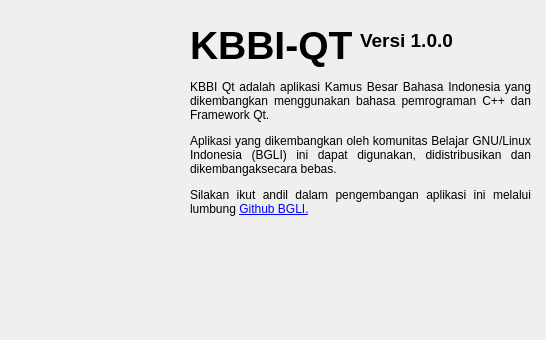
Above: src/mydialog.ui from bgli/kbbi-qt before the change. Below: the same form after it.
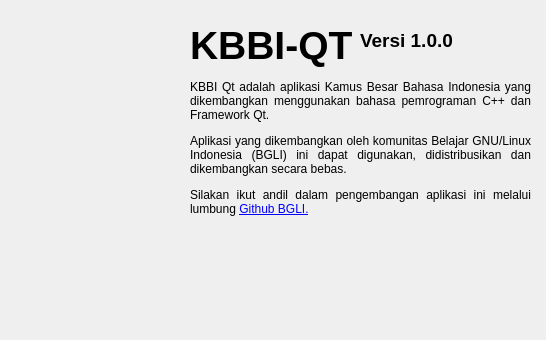
That is the form after the change. Icons and pictures are not drawn.

What changed in the file:
```diff
--- a/src/mydialog.ui
+++ b/src/mydialog.ui
@@ -89,7 +89,7 @@
 }</string>
    </property>
    <property name="text">
-    <string>&lt;html&gt;&lt;head/&gt;&lt;body&gt;&lt;p align=&quot;justify&quot;&gt;KBBI Qt adalah aplikasi Kamus Besar Bahasa Indonesia yang dikembangkan menggunakan bahasa pemrograman C++ dan Framework Qt.&lt;/p&gt;&lt;p align=&quot;justify&quot;&gt;Aplikasi yang dikembangkan oleh komunitas Belajar GNU/Linux Indonesia (BGLI) ini dapat digunakan, didistribusikan dan dikembangaksecara bebas.&lt;/p&gt;&lt;p align=&quot;justify&quot;&gt;Silakan ikut andil dalam pengembangan aplikasi ini melalui lumbung &lt;a href=&quot;https://github.com/bgli/kbbi-qt&quot;&gt;&lt;span style=&quot; text-decoration: underline; color:#0000ff;&quot;&gt;Github BGLI.&lt;/span&gt;&lt;/a&gt;&lt;/p&gt;&lt;/body&gt;&lt;/html&gt;</string>
+    <string>&lt;html&gt;&lt;head/&gt;&lt;body&gt;&lt;p align=&quot;justify&quot;&gt;KBBI Qt adalah aplikasi Kamus Besar Bahasa Indonesia yang dikembangkan menggunakan bahasa pemrograman C++ dan Framework Qt.&lt;/p&gt;&lt;p align=&quot;justify&quot;&gt;Aplikasi yang dikembangkan oleh komunitas Belajar GNU/Linux Indonesia (BGLI) ini dapat digunakan, didistribusikan dan dikembangkan secara bebas.&lt;/p&gt;&lt;p align=&quot;justify&quot;&gt;Silakan ikut andil dalam pengembangan aplikasi ini melalui lumbung &lt;a href=&quot;https://github.com/bgli/kbbi-qt&quot;&gt;&lt;span style=&quot; text-decoration: underline; color:#0000ff;&quot;&gt;Github BGLI.&lt;/span&gt;&lt;/a&gt;&lt;/p&gt;&lt;/body&gt;&lt;/html&gt;</string>
    </property>
    <property name="alignment">
     <set>Qt::AlignLeading|Qt::AlignLeft|Qt::AlignTop</set>
```
